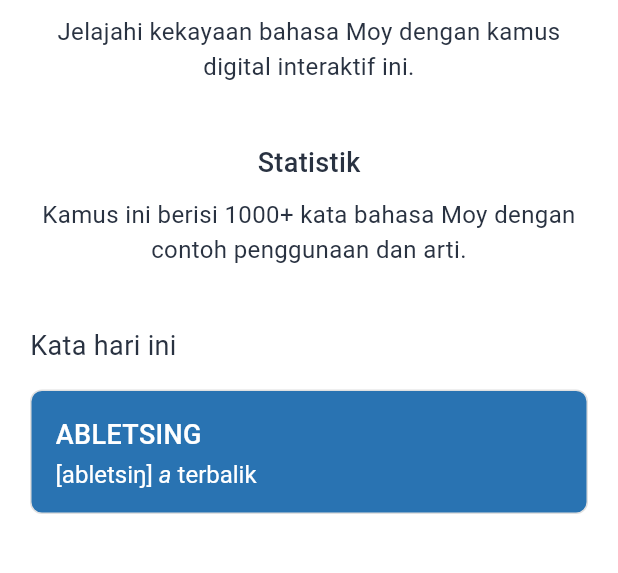
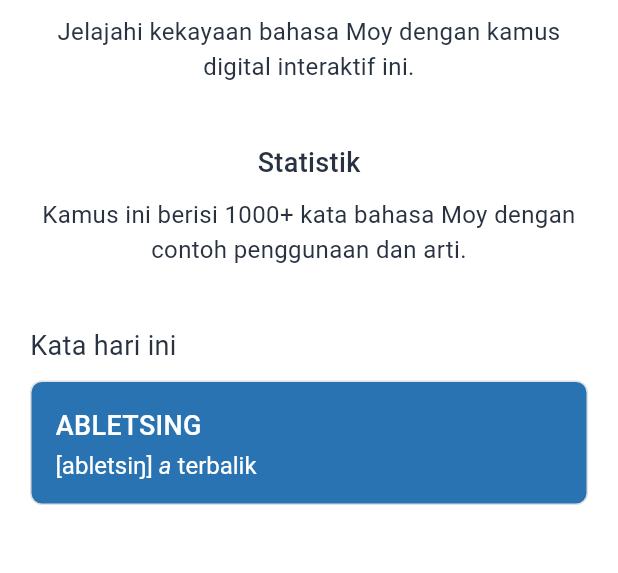
Before and after one commit to papua-opensource/kamus-bahasa-moy, a Flutter app: the HomeScreen screen opened directly, on a phone screen of 412 x 824 dp, the part 395-968 px from its top. Run offline on Flutter 3.47's test engine with Material 3 defaults, Android fonts, the light colour scheme and no system bars.

Commit message:
fix: reduce spacing in home screen layout

```diff
--- a/lib/screens/home_screen.dart
+++ b/lib/screens/home_screen.dart
@@ -88,7 +88,7 @@ class HomeScreen extends StatelessWidget {
                       ),
                     ),
                   ),
-                  const SizedBox(height: 16),
+                  const SizedBox(height: 10),
                   InkWell(
                     onTap: () {
                       Navigator.of(context).push(
```
